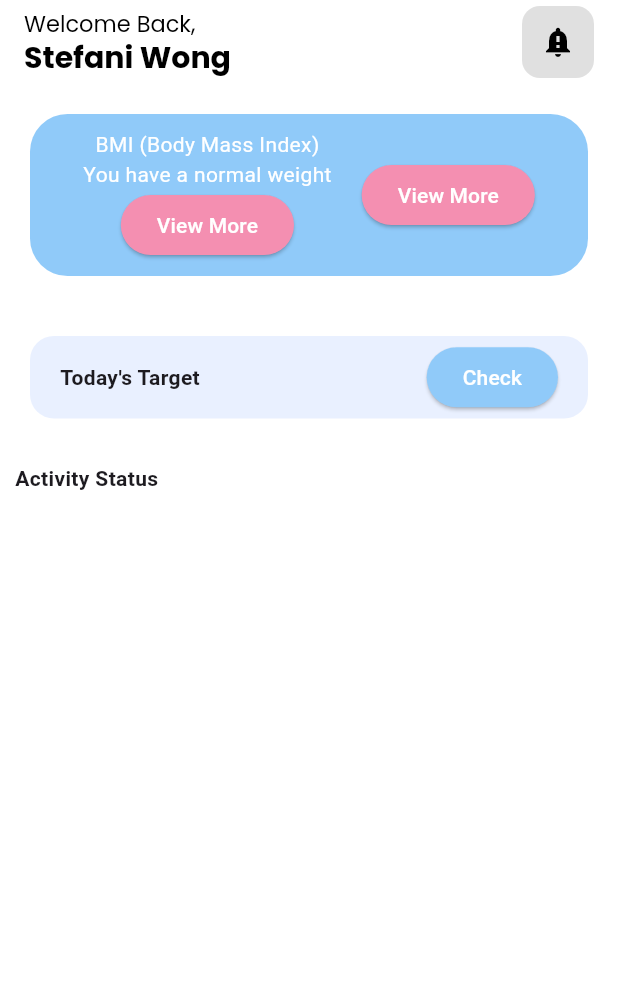
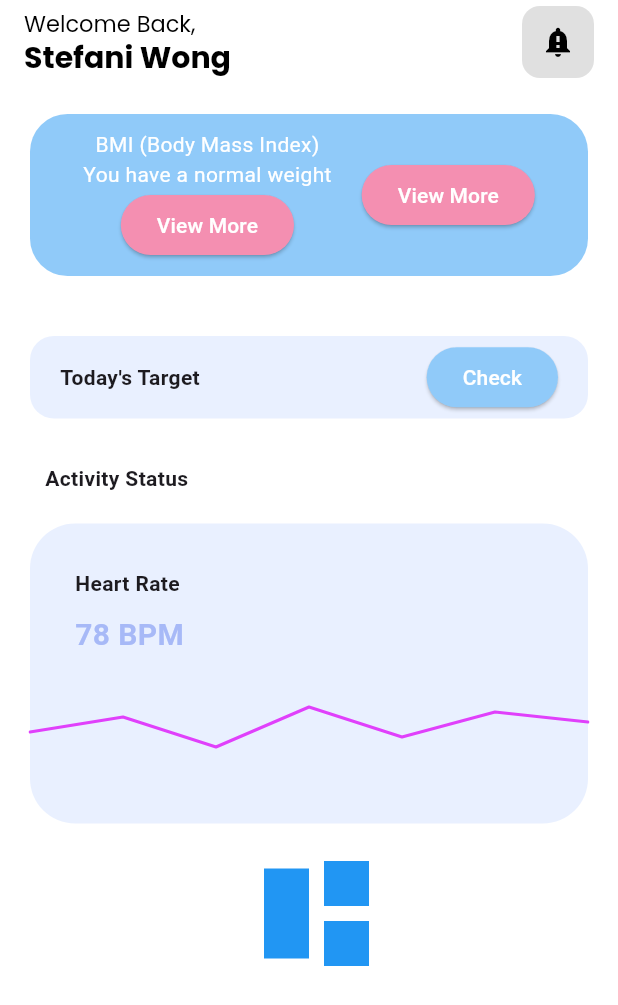
Before and after one commit to vLSunny/Pemrograman-Mobile, a Flutter app: the HomeContentScreen screen opened directly, on a phone screen of 412 x 824 dp. Shown: the top 1005 px of the screen. Run offline on Flutter 3.47's test engine with Material 3 defaults, Android fonts, the phone set to English and light mode, and no system bars; our stand-ins replace convex_bottom_bar, google_fonts, syncfusion_flutter_charts.

Commit message:
Updated Code

```diff
--- a/lib/screens/home_content_screen.dart
+++ b/lib/screens/home_content_screen.dart
@@ -1,5 +1,6 @@
 import 'package:flutter/material.dart';
 import 'package:google_fonts/google_fonts.dart';
+import 'package:syncfusion_flutter_charts/charts.dart';
 
 class HomeContentScreen extends StatefulWidget {
   const HomeContentScreen({super.key});
@@ -9,6 +10,17 @@ class HomeContentScreen extends StatefulWidget {
 }
 
 class _HomeContentScreenState extends State<HomeContentScreen> {
+
+  List<Map<String, double>> chartData = [
+    {'x': 0, 'y': 75},
+    {'x': 1, 'y': 78},
+    {'x': 2, 'y': 72},
+    {'x': 3, 'y': 80},
+    {'x': 4, 'y': 74},
+    {'x': 5, 'y': 79},
+    {'x': 6, 'y': 77},
+  ];
+
   @override
   Widget build(BuildContext context) {
     return Scaffold(
@@ -180,16 +192,112 @@ class _HomeContentScreenState extends State<HomeContentScreen> {
               Align(
                 alignment: Alignment.centerLeft,
                 child: Padding(
-                  padding: EdgeInsets.all(10),
+                  padding: EdgeInsets.fromLTRB(30, 10, 0, 0),
                   child: Text("Activity Status",
                     style: TextStyle(
                       fontWeight: FontWeight.bold,
                     ),
-                    //textAlign: TextAlign.end,
                   ),
                 ),
               ),
 
+              Padding(
+                padding: EdgeInsets.all(20.0),
+                child: Container(
+                  height: 200,
+                  width: double.infinity,
+                  decoration: BoxDecoration(
+                    color: Color(0xFFE9F0FF),
+                    borderRadius: BorderRadius.circular(30),
+                  ),
+                  child: Column(
+                    crossAxisAlignment: CrossAxisAlignment.start,
+                    children: [
+
+                      Padding(
+                        padding: EdgeInsets.fromLTRB(30, 30, 0, 0),
+                        child: Text("Heart Rate",
+                          style: TextStyle(
+                            fontWeight: FontWeight.bold,
+                          ),
+                        ),
+                      ),
+
+                      Padding(
+                        padding: EdgeInsets.fromLTRB(30, 10, 0, 0),
+                        child: Text("78 BPM",
+                          style: TextStyle(
+                            fontSize: 20,
+                            fontWeight: FontWeight.bold,
+                            color: Color(0xFFA7B9F7),
+                          ),
+                        ),
+                      ),
+
+                      SizedBox(
+                        height: 100,
+                        child: SfCartesianChart(
+                          backgroundColor: Colors.transparent,
+                          plotAreaBorderWidth: 0,
+                          primaryXAxis: NumericAxis(isVisible: false),
+                          primaryYAxis: NumericAxis(isVisible: false),
+                          margin: EdgeInsets.zero,
+                          series: <FastLineSeries<Map<String, double>, double>>[
+                            FastLineSeries<Map<String, double>, double>(
+                              dataSource: chartData,
+                              xValueMapper: (data, _) => data['x']!,
+                              yValueMapper: (data, _) => data['y']!,
+                              color: Colors.purpleAccent,
+                              width: 2,
+                              markerSettings: MarkerSettings(isVisible: false),
+                            ),
+                          ],
+                        ),
+                      ),
+
+                    ],
+                  ),
+                ),
+              ),
+
+              Row(
+                mainAxisAlignment: MainAxisAlignment.center,
+                children: [
+                  Column(
+                    children: [
+
+                      Padding(
+                        padding: EdgeInsets.all(10),
+                        child: Container(
+                          width: 30,
+                          height: 60,
+                          color: Colors.blue,
+                        ),
+                      ),
+
+                    ],
+                  ),
+                  Column(
+                    children: [
+
+                      Container(
+                        width: 30,
+                        height: 30,
+                        color: Colors.blue,
+                      ),
+                      SizedBox(
+                        height: 10,
+                      ),
+                      Container(
+                        width: 30,
+                        height: 30,
+                        color: Colors.blue,
+                      ),
+                    ],
+
+                  ),
+                ],
+              ),
 
 
             ],
--- a/pubspec.yaml
+++ b/pubspec.yaml
@@ -32,7 +32,8 @@ dependencies:
     sdk: flutter
   google_fonts: ^6.2.1
   convex_bottom_bar: ^3.2.0
-
+  fl_chart: ^1.0.0
+  syncfusion_flutter_charts: ^29.2.7
 
   # The following adds the Cupertino Icons font to your application.
   # Use with the CupertinoIcons class for iOS style icons.
```
Also changed, not shown: pubspec.lock.
